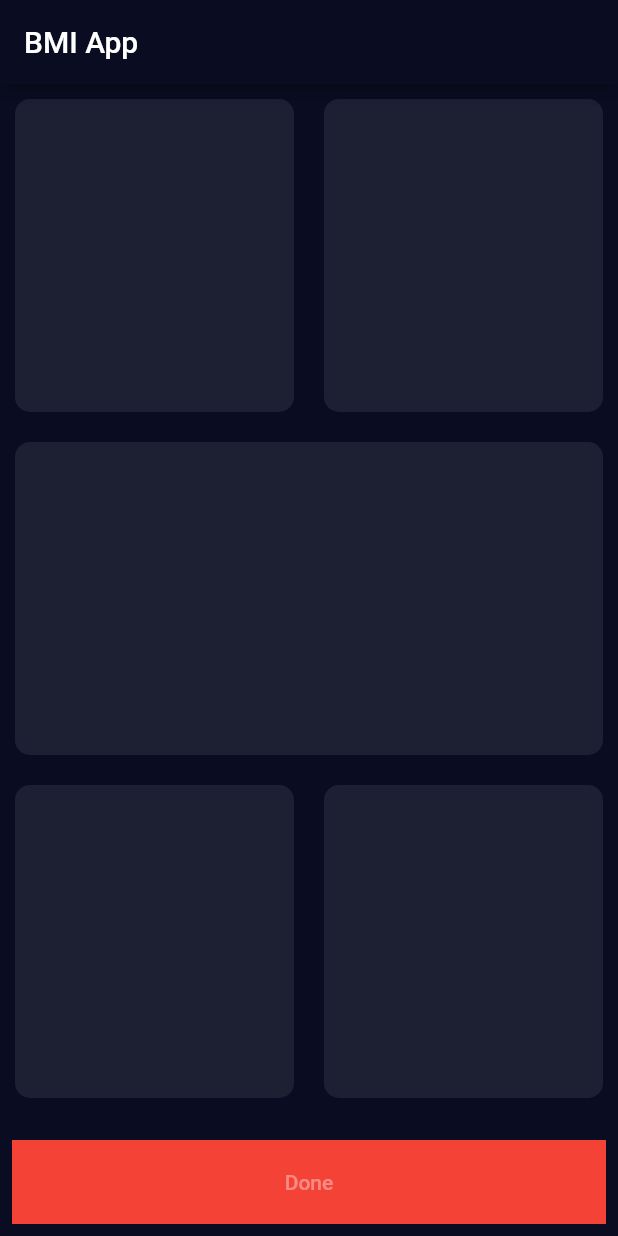
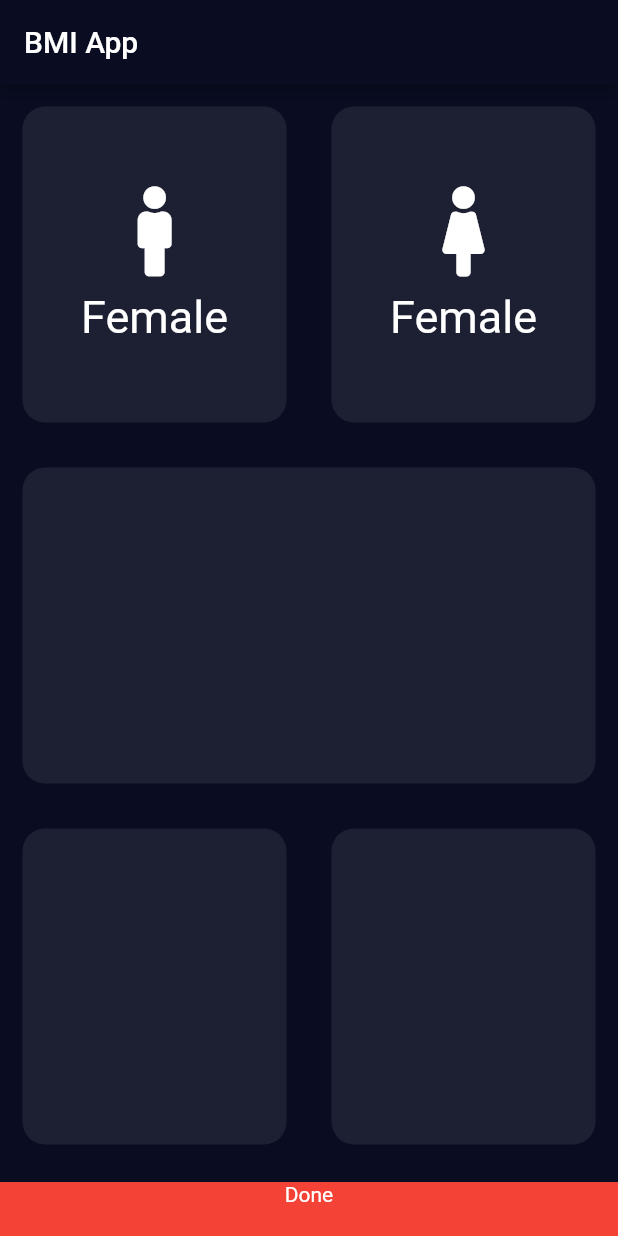
Before and after one commit to Mohammad-Haseeb/Body-Mass-Index-App, a Flutter app: the screen it shows after launch, on a phone screen of 412 x 824 dp. Run offline on Flutter 3.47's test engine with Material 2 defaults, Android fonts, the phone set to English and light mode, and no system bars; our stand-ins replace font_awesome_flutter.

Commit message:
error discard

```diff
--- /dev/null
+++ b/lib/bottom_Button.dart
@@ -0,0 +1,21 @@
+import 'package:flutter/material.dart';
+class bottom_button extends StatelessWidget {
+  const bottom_button({
+    Key key,
+  }) : super(key: key);
+
+  @override
+  Widget build(BuildContext context) {
+    return Container(
+      child: Center(
+        child: Text(
+            "Done"
+        ),
+      ),
+      color: Colors.red,
+      margin: EdgeInsets.only(top: 10.0),
+      padding: EdgeInsets.only(bottom: 20.0),
+      width: double.infinity,
+    );
+  }
+}
--- a/lib/card.dart
+++ /dev/null
@@ -1,24 +0,0 @@
-import 'package:flutter/material.dart';
-import 'package:flutter/widgets.dart';
-
-// ignore: must_be_immutable
-class Resuable_Cards extends StatelessWidget {
-  final Color color;
-  Resuable_Cards(this.color);
-
-  @override
-  Widget build(BuildContext context) {
-    return Container(
-      margin: EdgeInsets.all(10.0),
-      child: Column(
-        children: [
-
-        ],
-      ),
-      decoration: BoxDecoration(
-        borderRadius: BorderRadius.circular(10),
-        color: Color(0xFF1D1F33),
-      ),
-    );
-  }
-}
--- /dev/null
+++ b/lib/icons.dart
@@ -0,0 +1,25 @@
+import 'package:flutter/material.dart';
+class icons_settting_widget extends StatelessWidget {
+  final fontAwesomeIconsSetter;
+  final String label;
+  icons_settting_widget({this.fontAwesomeIconsSetter, this.label});
+
+  @override
+  Widget build(BuildContext context) {
+    return Column(
+      mainAxisAlignment: MainAxisAlignment.center,
+      children: [
+        Icon(fontAwesomeIconsSetter,
+          size: 60,),
+        SizedBox(
+          height: 10.0,
+        ),
+        Text(label,style: TextStyle(
+            fontSize: 30.0
+        ),),
+
+
+      ],
+    );
+  }
+}
--- /dev/null
+++ b/lib/resuable_cards.dart
@@ -0,0 +1,19 @@
+import 'package:flutter/material.dart';
+class resuable_cards extends StatelessWidget {
+  final Color Colour;
+  final Widget widget;
+  final Text text;
+  resuable_cards({@required this.Colour,this.widget,this.text});
+
+  @override
+  Widget build(BuildContext context) {
+    return Container(
+      decoration: BoxDecoration(
+        borderRadius: BorderRadius.circular(15),
+        color: Colour,
+      ),
+      margin: EdgeInsets.all(15.0),
+      child: widget,
+    );
+  }
+}
--- a/pubspec.yaml
+++ b/pubspec.yaml
@@ -25,9 +25,11 @@ dependencies:
     sdk: flutter
 
 
+
   # The following adds the Cupertino Icons font to your application.
   # Use with the CupertinoIcons class for iOS style icons.
   cupertino_icons: ^1.0.2
+  font_awesome_flutter: ^9.0.0
 
 dev_dependencies:
   flutter_test:
```
Also changed, not shown: lib/main.dart (+28 -20 lines), pubspec.lock, 1 other file.
